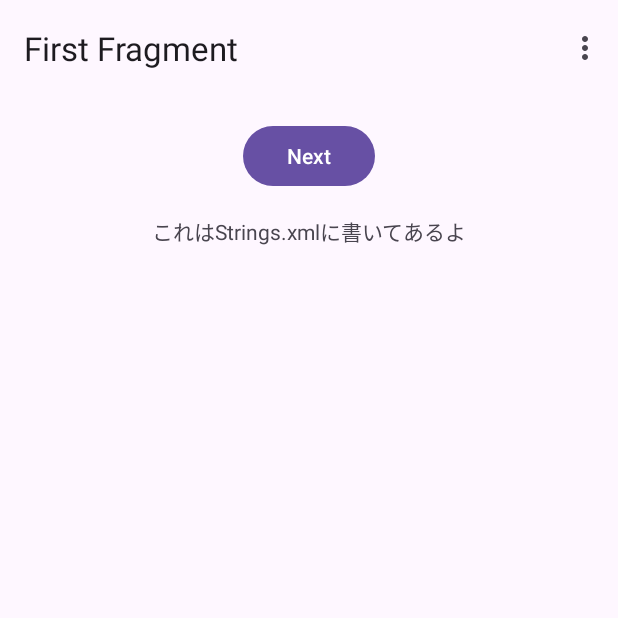
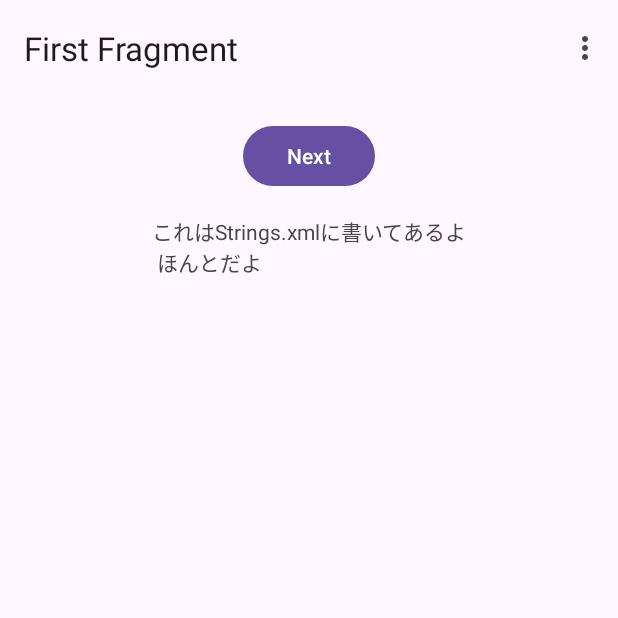
Before and after one commit to takano630/Project, an Android app: the screen it shows after launch (MainActivity), on a phone screen of 412 x 824 dp, the top half of it. Run offline under Robolectric (Android 15) with nearby library versions, the phone set to English and light mode, and no system bars; our stand-ins replace navigation-ui.

```diff
--- a/app/src/main/res/values/strings.xml
+++ b/app/src/main/res/values/strings.xml
@@ -9,5 +9,6 @@
 
     <string name="lorem_ipsum">
         これはStrings.xmlに書いてあるよ\n
+        ほんとだよ\n
     </string>
 </resources>
```
